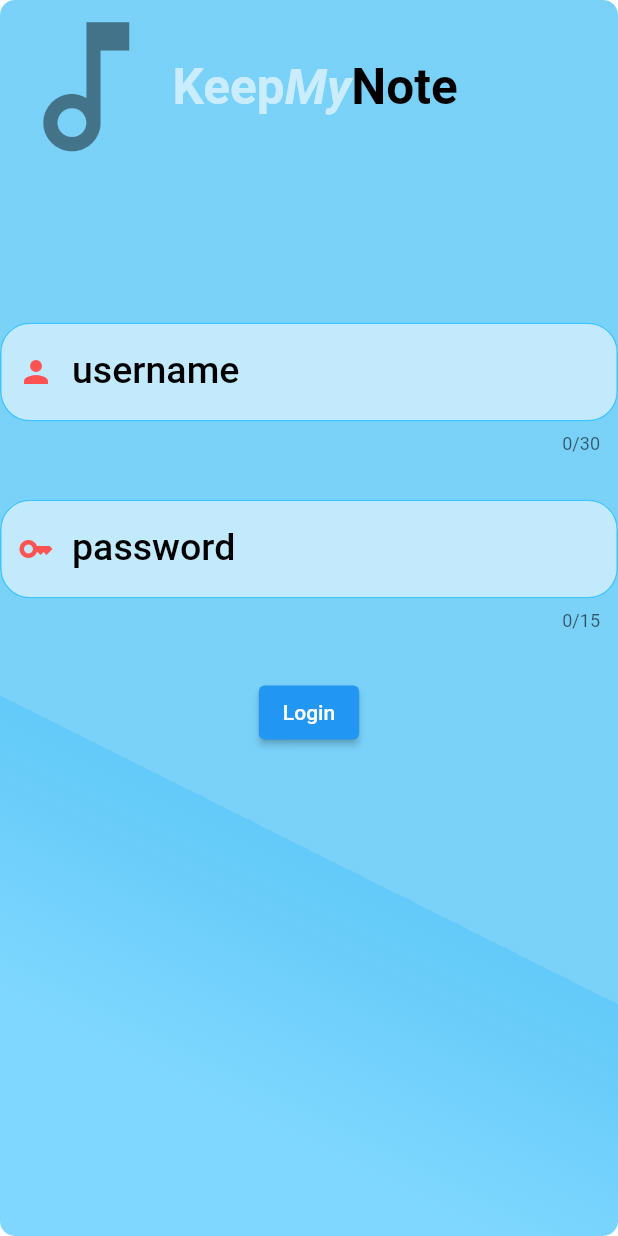
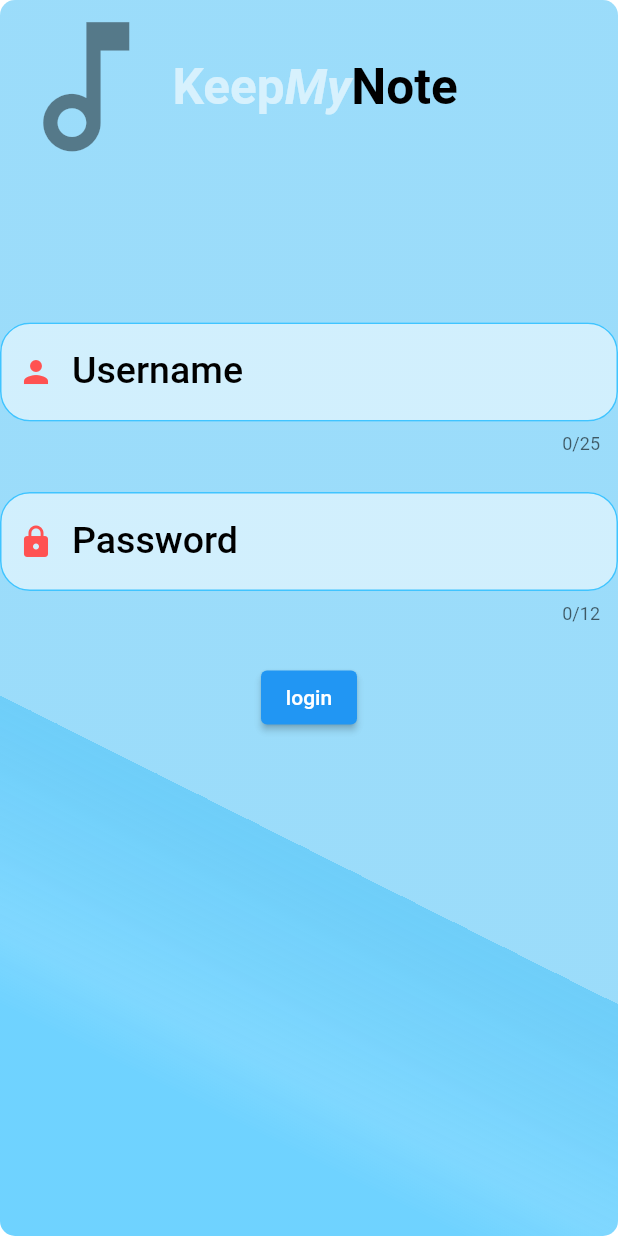
Before and after one commit to vinaykulk621/keepMyNotes, a Flutter app: the screen it shows after launch, on a phone screen of 412 x 824 dp. Run offline on Flutter 3.47's test engine with Material 2 defaults, Android fonts, the phone set to English and light mode, and no system bars; our stand-ins replace firebase_core, firebase_database, google_fonts; accounts and stored records are empty.

Commit message:
july_13/22
Configured Firebase to the project,
Changed the background of log_in/Sgn_in screen a little bit, indented the code a bit,rolled up the realtime database into the app.

```diff
--- a/lib/main.dart
+++ b/lib/main.dart
@@ -1,19 +1,36 @@
+import 'package:firebase_core/firebase_core.dart';
 import 'package:flutter/material.dart';
 import './screens/./login_sign_in.dart';
 
-void main() {
-  Paint.enableDithering = true;
-  runApp(const MyApp());
+Future main() async {
+  WidgetsFlutterBinding.ensureInitialized();
+  runApp(MyApp());
 }
 
 class MyApp extends StatelessWidget {
-  const MyApp({Key? key}) : super(key: key);
+  final Future<FirebaseApp> _fbApp = Firebase.initializeApp();
+  //initializing firebase
+
+  MyApp({Key? key}) : super(key: key);
 
   @override
   Widget build(BuildContext context) {
-    return  MaterialApp(
-      debugShowCheckedModeBanner: false,   //remove debug banner
-      home: Login(),
+    return MaterialApp(
+      debugShowCheckedModeBanner: false, //remove debug banner
+      home: FutureBuilder(
+        future: _fbApp,
+        builder: (context, snapshot) {
+          if (snapshot.hasError) {
+            return const Text('ERROR');
+          } else if (snapshot.hasData) {
+            return Login();
+          } else {
+            return const Center(
+              child: CircularProgressIndicator(),
+            );
+          }
+        },
+      ),
     );
   }
 }
--- a/lib/screens/login_sign_in.dart
+++ b/lib/screens/login_sign_in.dart
@@ -1,14 +1,22 @@
+import 'package:firebase_database/firebase_database.dart';
 import 'package:flutter/material.dart';
 import 'package:google_fonts/google_fonts.dart'; //fonts
 
 class Login extends StatelessWidget {
   Login({Key? key}) : super(key: key);
 
-  //creating a reference to the form i.e creating a form key
-  final GlobalKey<FormState> _formKey = GlobalKey<FormState>();
+  final database = FirebaseDatabase.instance
+      .ref(); //using database as a reference to realtime database
 
   @override
   Widget build(BuildContext context) {
+    //the data is written in the child of the root of the database at the place '/path'
+    final pathRef = database.child('/Users');
+
+    //TextEditingController controllers
+    TextEditingController name = TextEditingController();
+    TextEditingController psw = TextEditingController();
+
     return MaterialApp(
       debugShowCheckedModeBanner: false,
       home: SafeArea(
@@ -16,16 +24,16 @@ class Login extends StatelessWidget {
           //linear gradient background
           decoration: BoxDecoration(
             borderRadius: BorderRadius.circular(10),
-            gradient:
-                LinearGradient(begin: Alignment.bottomCenter, stops: const [
-              0.1,
-              0.5,
-              0.5
-            ], colors: [
-              Colors.lightBlueAccent.withOpacity(.74),
-              Colors.lightBlue.withOpacity(.69),
-              Colors.lightBlue.withOpacity(.59)
-            ]),
+            gradient: LinearGradient(
+              begin: Alignment.bottomCenter,
+              stops: const [0.1, 0.2, 0.5, 0.5],
+              colors: [
+                Colors.lightBlueAccent.withOpacity(.84),
+                Colors.lightBlueAccent.withOpacity(.74),
+                Colors.lightBlue.withOpacity(.64),
+                Colors.lightBlue.withOpacity(.44)
+              ],
+            ),
           ),
           child: Scaffold(
             backgroundColor: Colors.white10,
@@ -54,16 +62,19 @@ class Login extends StatelessWidget {
                         children: const [
                           TextSpan(text: 'Keep'),
                           TextSpan(
-                              text: 'My',
-                              style: TextStyle(fontStyle: FontStyle.italic)),
+                            text: 'My',
+                            style: TextStyle(fontStyle: FontStyle.italic),
+                          ),
                           TextSpan(
-                              text: 'Note',
-                              style: TextStyle(color: Colors.black)),
+                            text: 'Note',
+                            style: TextStyle(color: Colors.black),
+                          ),
                         ],
                       ),
                     ),
                   ],
                 ),
+
                 //Form or inputs or text fields
                 const SizedBox(height: 100.0),
                 Column(
@@ -73,19 +84,25 @@ class Login extends StatelessWidget {
                       child: Column(
                         children: [
                           usernameEmailPassword(
-                              'username',
+                              'Username',
                               const Icon(Icons.person),
-                              'username or E-mail',
+                              'Username or Email-id',
                               false,
-                              30),
-                          usernameEmailPassword('password',
-                              const Icon(Icons.key), 'password', true, 15),
-                          button('Login'),
+                              25,
+                              name),
+                          usernameEmailPassword(
+                              'Password',
+                              const Icon(Icons.lock),
+                              'Password',
+                              true,
+                              12,
+                              psw),
+                          button('login', name, psw, pathRef),
                         ],
                       ),
                     ),
                   ],
-                )
+                ),
               ],
             ),
           ),
@@ -94,11 +111,13 @@ class Login extends StatelessWidget {
     );
   }
 
-  Widget usernameEmailPassword(
-      String title, Icon icon, String hint, bool obscureText, int len) {
+  //text input field
+  Widget usernameEmailPassword(String title, Icon icon, String hint,
+      bool obscureText, int len, TextEditingController tec) {
     return Column(
       children: [
         TextFormField(
+          controller: tec,
           cursorColor: Colors.black,
           keyboardAppearance: Brightness.light,
           obscureText: obscureText,
@@ -135,15 +154,21 @@ class Login extends StatelessWidget {
           ),
         ),
         const SizedBox(
-          height: 30.0,
-        )
+          height: 25.0,
+        ),
       ],
     );
   }
 
-  Widget button(String title) {
+  //button
+  Widget button(String title, TextEditingController uname,
+      TextEditingController pass, DatabaseReference path) {
     return ElevatedButton(
-      onPressed: () {},
+      onPressed: () {
+        path.push().set({'username': uname.text, 'password': pass.text});
+        uname.clear();
+        pass.clear();
+      },
       child: Text(title),
     );
   }
--- a/pubspec.yaml
+++ b/pubspec.yaml
@@ -35,6 +35,9 @@ dependencies:
   # Use with the CupertinoIcons class for iOS style icons.
   cupertino_icons: ^1.0.2
   google_fonts: ^3.0.1
+  firebase_core: ^1.19.1
+  firebase_database: ^9.0.18
+  provider: ^6.0.3
 
 dev_dependencies:
   flutter_test:
```
Also changed, not shown: pubspec.lock, 6 other files.
